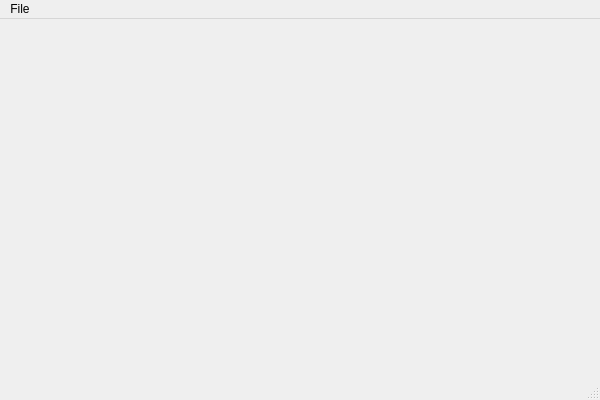
This is ui/AutoDxfCpp.ui in LennonHuang/dxfCpp as Qt 5 draws it before an edit. The edited form follows.
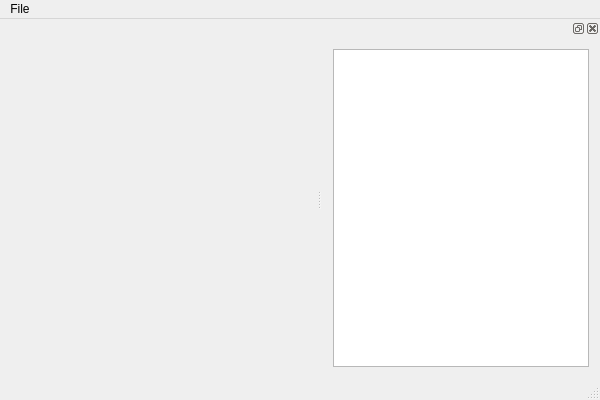
This is the edited form.

Diff of the .ui file:
```diff
--- a/ui/AutoDxfCpp.ui
+++ b/ui/AutoDxfCpp.ui
@@ -47,6 +47,18 @@
    <addaction name="menuLoad"/>
   </widget>
   <widget class="QStatusBar" name="statusBar"/>
+  <widget class="QDockWidget" name="dockWidget_right">
+   <attribute name="dockWidgetArea">
+    <number>2</number>
+   </attribute>
+   <widget class="QWidget" name="dockWidgetContents_right">
+    <layout class="QVBoxLayout" name="verticalLayout">
+     <item>
+      <widget class="QTreeView" name="treeView"/>
+     </item>
+    </layout>
+   </widget>
+  </widget>
   <action name="actionLoad">
    <property name="text">
     <string>Load</string>
```
